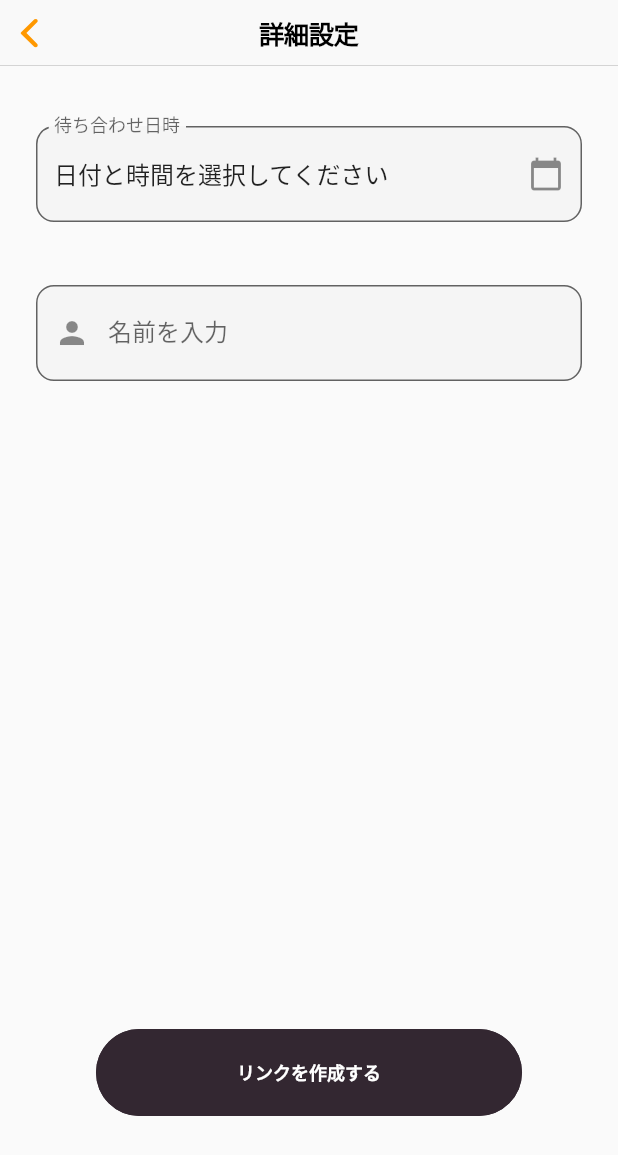
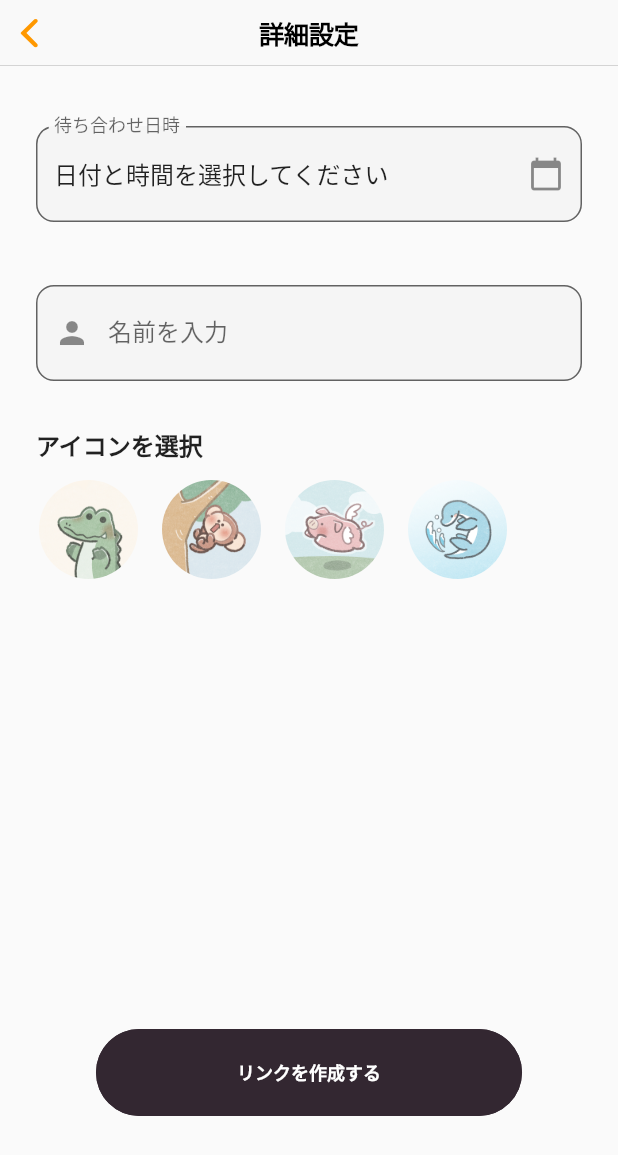
Before and after one commit to Al-Mikan/mesh-frontend, a Flutter app: the SetDetailsPage screen opened directly with empty values, on a phone screen of 412 x 824 dp. Shown: the top 1155 px of the screen. Run offline on Flutter 3.47's test engine with Material 3 defaults, Android fonts, the phone set to English and light mode, and no system bars; our stand-ins replace app_links, dio, fixnum, flutter_datetime_picker_plus, google_maps_flutter, hooks_riverpod and 3 more; missing offline and left inert: background_locator_2, google_maps_webservice, grpc, protobuf; accounts and stored records are empty.

Commit message:
画像を追加

```diff
--- a/lib/components/arrival_confirmation_card.dart
+++ b/lib/components/arrival_confirmation_card.dart
@@ -1,5 +1,4 @@
 import 'package:flutter/material.dart';
-import 'package:flutter/cupertino.dart';
 
 class ArrivalConfirmationCard extends StatelessWidget {
   final VoidCallback onArrived;
--- a/lib/grpc/grpc_channel_provider.dart
+++ b/lib/grpc/grpc_channel_provider.dart
@@ -3,7 +3,7 @@ import 'package:hooks_riverpod/hooks_riverpod.dart';
 
 final grpcChannelProvider = Provider.autoDispose<ClientChannel>((ref) {
   final channel =
-      true
+      false
           ? ClientChannel(
             'localhost',
             port: 8080,
--- a/lib/set_details_page.dart
+++ b/lib/set_details_page.dart
@@ -3,6 +3,7 @@ import 'package:flutter/material.dart';
 import 'package:hooks_riverpod/hooks_riverpod.dart';
 import 'package:mesh_frontend/grpc/grpc_channel_provider.dart';
 import 'package:mesh_frontend/grpc/grpc_service.dart';
+import 'package:mesh_frontend/set_name_page.dart';
 import 'package:mesh_frontend/share_link_page.dart';
 import 'package:mesh_frontend/components/button.dart';
 import 'package:flutter_datetime_picker_plus/flutter_datetime_picker_plus.dart'
@@ -32,6 +33,14 @@ class _SetDetailsAndNamePageState extends ConsumerState<SetDetailsPage> {
   final _formKey = GlobalKey<FormState>();
   bool _isSubmitting = false; // 🔹 ローディング制御用
   bool _isDateTimeError = false; // 🔹 日時未選択時のエラー表示
+  String? _selectedIconId;
+  late final List<String> _iconIds;
+
+  @override
+  void initState() {
+    super.initState();
+    _iconIds = _getIconIds();
+  }
 
   @override
   void dispose() {
@@ -125,10 +134,13 @@ class _SetDetailsAndNamePageState extends ConsumerState<SetDetailsPage> {
 
     return Scaffold(
       appBar: CupertinoNavigationBar(middle: const Text('詳細設定')),
-      body: Stack(
+      body: SizedBox(
+        height: double.infinity,
+        child: Stack(
           children: [
             // 📌 メインのコンテンツ
-          Padding(
+            SingleChildScrollView(
+              child: Padding(
                 padding: const EdgeInsets.symmetric(vertical: 40, horizontal: 24.0),
                 child: Column(
                   crossAxisAlignment: CrossAxisAlignment.stretch,
@@ -179,7 +191,22 @@ class _SetDetailsAndNamePageState extends ConsumerState<SetDetailsPage> {
                       ),
                     ),
                     const SizedBox(height: 30),
+                    const Text(
+                      'アイコンを選択',
+                      style: TextStyle(fontSize: 16, fontWeight: FontWeight.bold),
+                    ),
+                    const SizedBox(height: 10),
+                    Wrap(
+                      spacing: 12,
+                      runSpacing: 12,
+                      children: _iconIds.map((iconId) => UserIconButton(
+                        iconId: iconId,
+                        isSelected: _selectedIconId == iconId,
+                        onTap: () => setState(() => _selectedIconId = iconId),
+                      )).toList(),
+                    ),
                   ],
+                ),
               ),
             ),
 
@@ -205,6 +232,17 @@ class _SetDetailsAndNamePageState extends ConsumerState<SetDetailsPage> {
             ),
           ],
         ),
+      ),
     );
   }
+
+  List<String> _getIconIds() {
+    final iconFiles = [
+      'crocodile.jpg',
+      'monkey.jpg',
+      'pig.jpg',
+      'saurus.jpg'
+    ];
+    return iconFiles.map((file) => file.split('.').first).toList();
   }
+}
--- a/lib/set_name_page.dart
+++ b/lib/set_name_page.dart
@@ -18,7 +18,14 @@ class SetNamePage extends ConsumerStatefulWidget {
 class _SetNamePageState extends ConsumerState<SetNamePage> {
   final _nameController = TextEditingController();
   final _formKey = GlobalKey<FormState>();
+  String? _selectedIconId;
+  late final List<String> _iconIds;
 
+  @override
+  void initState() {
+    super.initState();
+    _iconIds = _getIconIds();
+  }
   @override
   void dispose() {
     _nameController.dispose();
@@ -96,7 +103,22 @@ class _SetNamePageState extends ConsumerState<SetNamePage> {
                     },
                   ),
                 ),
-                const SizedBox(height: 40),
+                const SizedBox(height: 30),
+                const Text(
+                  'アイコンを選択',
+                  style: TextStyle(fontSize: 16, fontWeight: FontWeight.bold),
+                ),
+                const SizedBox(height: 10),
+                Wrap(
+                  spacing: 12,
+                  runSpacing: 12,
+                  children: _iconIds.map((iconId) => UserIconButton(
+                    iconId: iconId,
+                    isSelected: _selectedIconId == iconId,
+                    onTap: () => setState(() => _selectedIconId = iconId),
+                  )).toList(),
+                ),
+                const SizedBox(height: 20),
               ],
             ),
             const Spacer(), // ✅ 下部のスペースを確保
@@ -109,4 +131,52 @@ class _SetNamePageState extends ConsumerState<SetNamePage> {
       ),
     );
   }
+
+  List<String> _getIconIds() {
+    final iconFiles = [
+      'crocodile.jpg',
+      'monkey.jpg',
+      'pig.jpg',
+      'saurus.jpg'
+    ];
+    return iconFiles.map((file) => file.split('.').first).toList();
+  }
+
 }
+
+class UserIconButton extends StatelessWidget {
+  final String iconId;
+  final bool isSelected;
+  final VoidCallback onTap;
+
+  const UserIconButton({
+    super.key,
+    required this.iconId,
+    required this.isSelected,
+    required this.onTap,
+  });
+
+  @override
+  Widget build(BuildContext context) {
+    return GestureDetector(
+      onTap: onTap,
+      child: Container(
+        width: 70,
+        height: 70,
+        decoration: BoxDecoration(
+          shape: BoxShape.circle,
+          border: Border.all(
+            color: isSelected ? Colors.orange : Colors.transparent,
+            width: 2,
+          ),
+        ),
+        child: ClipOval(
+          child: Image.asset(
+            'assets/images/user_icons/$iconId.jpg',
+            fit: BoxFit.cover,
+          ),
+        ),
+      ),
+    );
+  }
+}
--- a/pubspec.yaml
+++ b/pubspec.yaml
@@ -76,6 +76,10 @@ flutter:
   # To add assets to your application, add an assets section, like this:
   assets:
     - assets/images/logo.png
+    - assets/images/user_icons/crocodile.jpg
+    - assets/images/user_icons/monkey.jpg
+    - assets/images/user_icons/pig.jpg
+    - assets/images/user_icons/saurus.jpg
   # An image asset can refer to one or more resolution-specific "variants", see
   # https://flutter.dev/to/resolution-aware-images
 
```
Also changed, not shown: assets/images/user_icons/crocodile.jpg (added), assets/images/user_icons/monkey.jpg (added), assets/images/user_icons/pig.jpg (added), assets/images/user_icons/saurus.jpg (added). Lines whose indentation alone changed are shown as unchanged.
